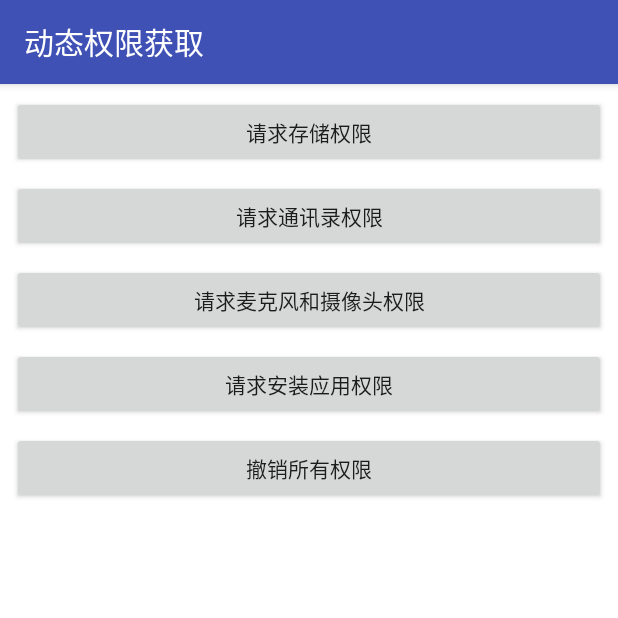
After one commit to sanmianti/zTools, an Android app: the PermissionTestActivity screen opened directly, with no data from a screen before it, on a phone screen of 412 x 824 dp, the top half of it. The commit adds this screen. Run offline under Robolectric (Android 15) with nearby library versions, the phone set to English and light mode, and no system bars; our stand-ins replace data binding.

Commit message:
【新增功能】Android 6.0动态权限处理
其他修改包括：
1. BaseActivity并入BaseLibrary库。
2. 相关Utils工具类重命名为以"Z"开头。

```diff
--- a/BaseLibrary/build.gradle
+++ b/BaseLibrary/build.gradle
@@ -20,7 +20,10 @@
             proguardFiles getDefaultProguardFile('proguard-android-optimize.txt'), 'proguard-rules.pro'
         }
     }
-
+    compileOptions {
+        targetCompatibility 1.8
+        sourceCompatibility 1.8
+    }
 }
 
 dependencies {
--- a/BaseLibrary/src/main/java/sanmianti/com/baselibrary/utils/TimeUtils.java
+++ b/BaseLibrary/src/main/java/sanmianti/com/baselibrary/utils/ZTimeUtils.java
@@ -8,7 +8,7 @@
  * @description 时间工具类
  * @date 2019/7/18 10:15
  */
-public class TimeUtils {
+public class ZTimeUtils {
 
 
     /**
--- a/app/build.gradle
+++ b/app/build.gradle
@@ -36,4 +36,5 @@
     androidTestImplementation 'com.android.support.test.espresso:espresso-core:3.0.2'
     implementation project(':QRCodeScan')
     implementation 'com.android.support:design:28.0.0'
+    implementation project(path: ':BaseLibrary')
 }
--- a/app/src/main/java/sanmianti/com/ztools/ImmersiveActivity.java
+++ b/app/src/main/java/sanmianti/com/ztools/ImmersiveActivity.java
@@ -6,6 +6,7 @@
 import android.support.v7.app.ActionBar;
 import android.view.View;
 
+import sanmianti.com.baselibrary.baseactivity.BaseActivity;
 import sanmianti.com.ztools.databinding.ActivityImmersiveBinding;
 
 import static android.view.View.SYSTEM_UI_FLAG_FULLSCREEN;
--- a/app/src/main/java/sanmianti/com/ztools/OpenThirdAppActivity.java
+++ b/app/src/main/java/sanmianti/com/ztools/OpenThirdAppActivity.java
@@ -5,6 +5,7 @@
 import android.databinding.DataBindingUtil;
 import android.os.Bundle;
 
+import sanmianti.com.baselibrary.baseactivity.BaseActivity;
 import sanmianti.com.ztools.databinding.ActivityOpenThirdAppBinding;
 
 /**
--- a/app/src/main/java/sanmianti/com/ztools/ProgressWebviewActivity.java
+++ b/app/src/main/java/sanmianti/com/ztools/ProgressWebviewActivity.java
@@ -15,6 +15,7 @@
 import android.widget.LinearLayout;
 import android.widget.ProgressBar;
 
+import sanmianti.com.baselibrary.baseactivity.BaseActivity;
 import sanmianti.com.ztools.databinding.ActivityProgressWebviewBinding;
 
 /**
--- a/app/src/main/java/sanmianti/com/ztools/keyboard/SoftkeyboardTestActivity.java
+++ b/app/src/main/java/sanmianti/com/ztools/keyboard/SoftkeyboardTestActivity.java
@@ -5,7 +5,7 @@
 import android.view.View;
 import android.view.inputmethod.EditorInfo;
 
-import sanmianti.com.ztools.BaseActivity;
+import sanmianti.com.baselibrary.baseactivity.BaseActivity;
 import sanmianti.com.ztools.R;
 import sanmianti.com.ztools.databinding.ActivitySoftkeyboardTestBinding;
 
--- a/app/src/main/java/sanmianti/com/ztools/swiprefresh/SwipRefreshActivity.java
+++ b/app/src/main/java/sanmianti/com/ztools/swiprefresh/SwipRefreshActivity.java
@@ -12,7 +12,7 @@
 import java.util.List;
 import java.util.Random;
 
-import sanmianti.com.ztools.BaseActivity;
+import sanmianti.com.baselibrary.baseactivity.BaseActivity;
 import sanmianti.com.ztools.R;
 import sanmianti.com.ztools.databinding.ActivitySwipRefreshBinding;
 
--- /dev/null
+++ b/app/src/main/res/layout/activity_permission_test.xml
@@ -0,0 +1,75 @@
+<?xml version="1.0" encoding="utf-8"?>
+
+<layout>
+
+    <android.support.constraint.ConstraintLayout xmlns:android="http://schemas.android.com/apk/res/android"
+        xmlns:app="http://schemas.android.com/apk/res-auto"
+        xmlns:tools="http://schemas.android.com/tools"
+        android:layout_width="match_parent"
+        android:layout_height="match_parent"
+        tools:context=".swiprefresh.PermissionTestActivity">
+
+
+        <Button
+            android:id="@+id/permission_storage"
+            android:layout_width="0dp"
+            android:layout_height="wrap_content"
+            android:layout_marginStart="8dp"
+            android:layout_marginTop="8dp"
+            android:layout_marginEnd="8dp"
+            android:text="请求存储权限"
+            app:layout_constraintEnd_toEndOf="parent"
+            app:layout_constraintStart_toStartOf="parent"
+            app:layout_constraintTop_toTopOf="parent" />
+
+        <Button
+            android:id="@+id/permission_connect"
+            android:layout_width="0dp"
+            android:layout_height="wrap_content"
+            android:layout_marginStart="8dp"
+            android:layout_marginTop="8dp"
+            android:layout_marginEnd="8dp"
+            android:text="请求通讯录权限"
+            app:layout_constraintEnd_toEndOf="parent"
+            app:layout_constraintStart_toStartOf="parent"
+            app:layout_constraintTop_toBottomOf="@+id/permission_storage" />
+
+        <Button
+            android:id="@+id/permission_microphone_camera"
+            android:layout_width="0dp"
+            android:layout_height="wrap_content"
+            android:layout_marginStart="8dp"
+            android:layout_marginTop="8dp"
+            android:layout_marginEnd="8dp"
+            android:text="请求麦克风和摄像头权限"
+            app:layout_constraintEnd_toEndOf="parent"
+            app:layout_constraintStart_toStartOf="parent"
+            app:layout_constraintTop_toBottomOf="@+id/permission_connect" />
+
+        <Button
+            android:id="@+id/permission_revoke"
+            android:layout_width="0dp"
+            android:layout_height="wrap_content"
+            android:layout_marginStart="8dp"
+            android:layout_marginTop="8dp"
+            android:layout_marginEnd="8dp"
+            android:text="撤销所有权限"
+            app:layout_constraintEnd_toEndOf="parent"
+            app:layout_constraintHorizontal_bias="1.0"
+            app:layout_constraintStart_toStartOf="parent"
+            app:layout_constraintTop_toBottomOf="@+id/permission_install" />
+
+        <Button
+            android:id="@+id/permission_install"
+            android:layout_width="0dp"
+            android:layout_height="wrap_content"
+            android:layout_marginStart="8dp"
+            android:layout_marginTop="8dp"
+            android:layout_marginEnd="8dp"
+            android:text="请求安装应用权限"
+            app:layout_constraintEnd_toEndOf="parent"
+            app:layout_constraintStart_toStartOf="parent"
+            app:layout_constraintTop_toBottomOf="@+id/permission_microphone_camera" />
+    </android.support.constraint.ConstraintLayout>
+
+</layout>
```
Also changed, not shown: BaseLibrary/src/main/java/sanmianti/com/baselibrary/baseactivity/BaseActivity.java (added, +193 -0 lines), BaseLibrary/src/main/java/sanmianti/com/baselibrary/utils/ZConstants.java (added, +19 -0 lines), BaseLibrary/src/main/java/sanmianti/com/baselibrary/utils/ZPermissionUtils.java (added, +54 -0 lines), app/src/main/AndroidManifest.xml (+10 -1 lines), app/src/main/java/sanmianti/com/ztools/BaseActivity.java (deleted, +0 -40 lines), app/src/main/java/sanmianti/com/ztools/MainActivity.java (+7 -0 lines), app/src/main/java/sanmianti/com/ztools/swiprefresh/PermissionTestActivity.java (added, +108 -0 lines), app/src/main/res/layout/content_main.xml (+13 -0 lines), 1 other file.
